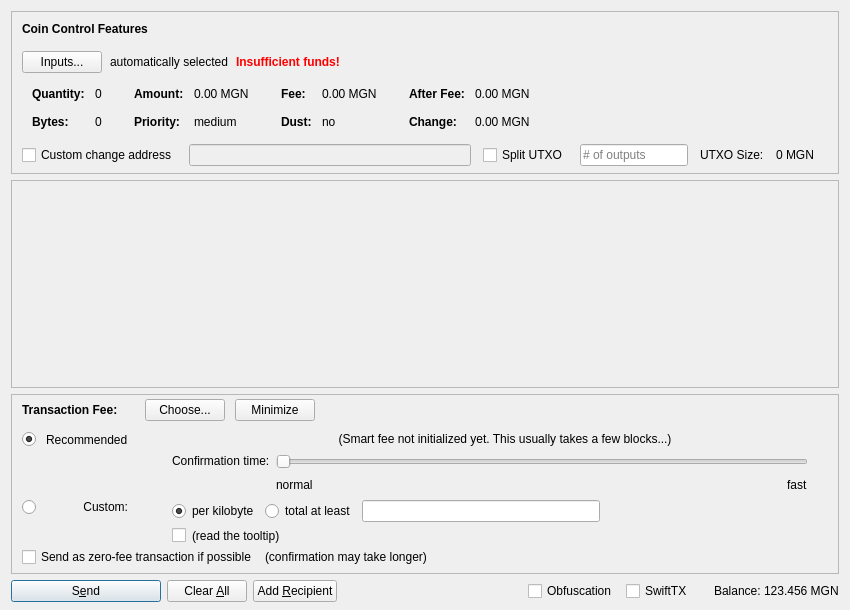
First picture: the form in src/qt/forms/sendcoinsdialog.ui, repository stefanpabstme/KackCoin, before the edit.
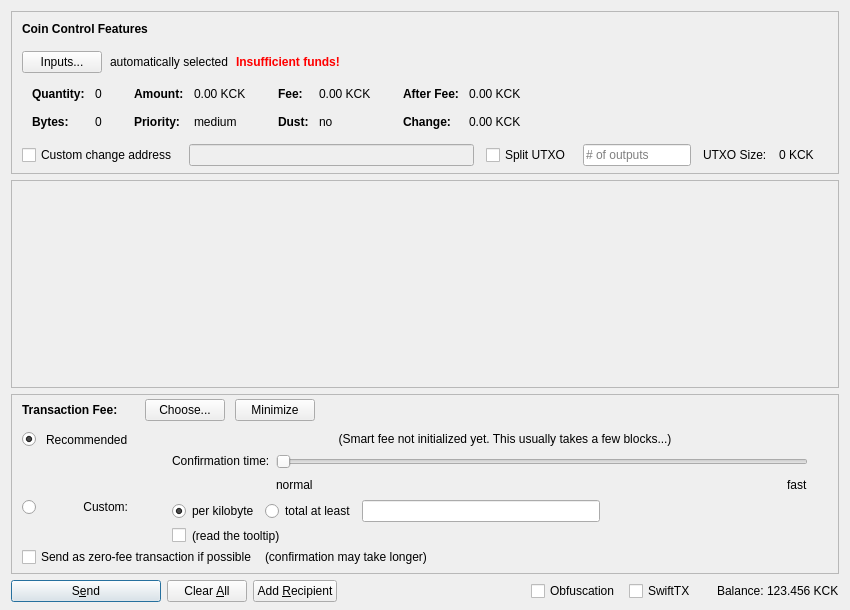
Second picture: the form after the edit. Icons and pictures are not drawn. Custom widgets are drawn as their Qt base class.

What changed in the file:
```diff
--- a/src/qt/forms/sendcoinsdialog.ui
+++ b/src/qt/forms/sendcoinsdialog.ui
@@ -324,7 +324,7 @@
                   <enum>Qt::ActionsContextMenu</enum>
                  </property>
                  <property name="text">
-                  <string notr="true">0.00 MGN</string>
+                  <string notr="true">0.00 KCK</string>
                  </property>
                  <property name="textInteractionFlags">
                   <set>Qt::LinksAccessibleByMouse|Qt::TextSelectableByKeyboard|Qt::TextSelectableByMouse</set>
@@ -404,7 +404,7 @@
                   <enum>Qt::ActionsContextMenu</enum>
                  </property>
                  <property name="text">
-                  <string notr="true">0.00 MGN</string>
+                  <string notr="true">0.00 KCK</string>
                  </property>
                  <property name="textInteractionFlags">
                   <set>Qt::LinksAccessibleByMouse|Qt::TextSelectableByKeyboard|Qt::TextSelectableByMouse</set>
@@ -484,7 +484,7 @@
                   <enum>Qt::ActionsContextMenu</enum>
                  </property>
                  <property name="text">
-                  <string notr="true">0.00 MGN</string>
+                  <string notr="true">0.00 KCK</string>
                  </property>
                  <property name="textInteractionFlags">
                   <set>Qt::LinksAccessibleByMouse|Qt::TextSelectableByKeyboard|Qt::TextSelectableByMouse</set>
@@ -513,7 +513,7 @@
                   <enum>Qt::ActionsContextMenu</enum>
                  </property>
                  <property name="text">
-                  <string notr="true">0.00 MGN</string>
+                  <string notr="true">0.00 KCK</string>
                  </property>
                  <property name="textInteractionFlags">
                   <set>Qt::LinksAccessibleByMouse|Qt::TextSelectableByKeyboard|Qt::TextSelectableByMouse</set>
@@ -594,7 +594,7 @@
           <item>
            <widget class="QLabel" name="labelBlockSize">
             <property name="text">
-             <string>0 MGN</string>
+             <string>0 KCK</string>
             </property>
            </widget>
           </item>
@@ -1435,7 +1435,7 @@
           <cursorShape>IBeamCursor</cursorShape>
          </property>
          <property name="text">
-          <string notr="true">123.456 MGN</string>
+          <string notr="true">123.456 KCK</string>
          </property>
          <property name="textInteractionFlags">
           <set>Qt::LinksAccessibleByMouse|Qt::TextSelectableByKeyboard|Qt::TextSelectableByMouse</set>
```
Left out of the diff: 16 changed lines with no effect on the pictures.
